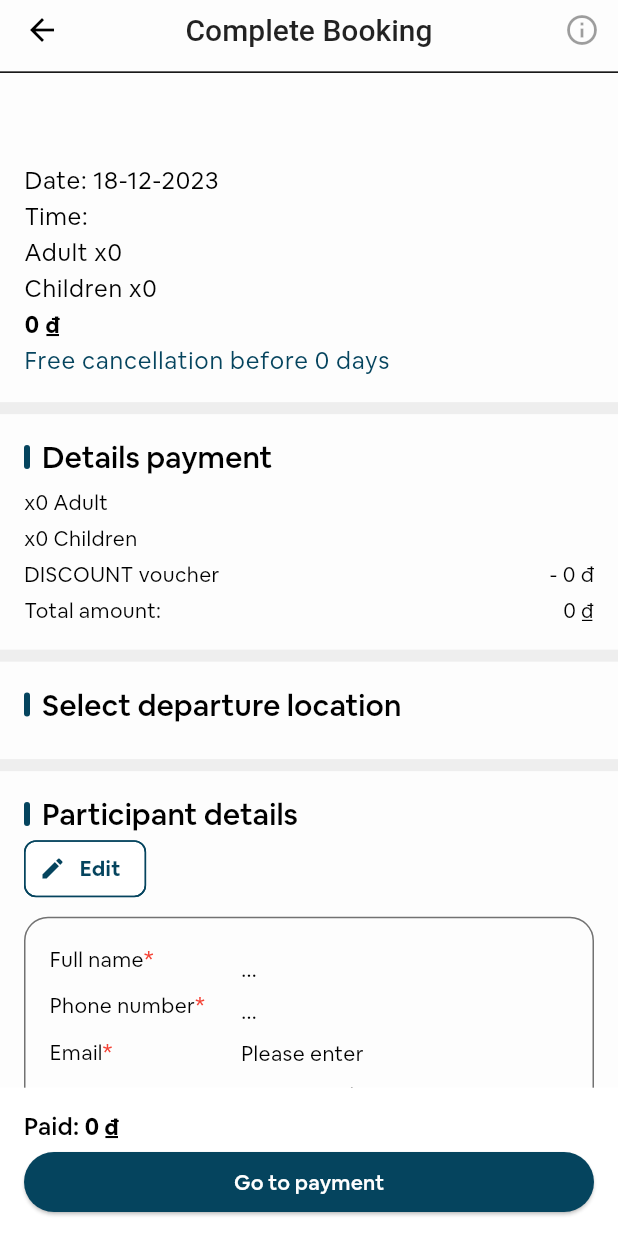
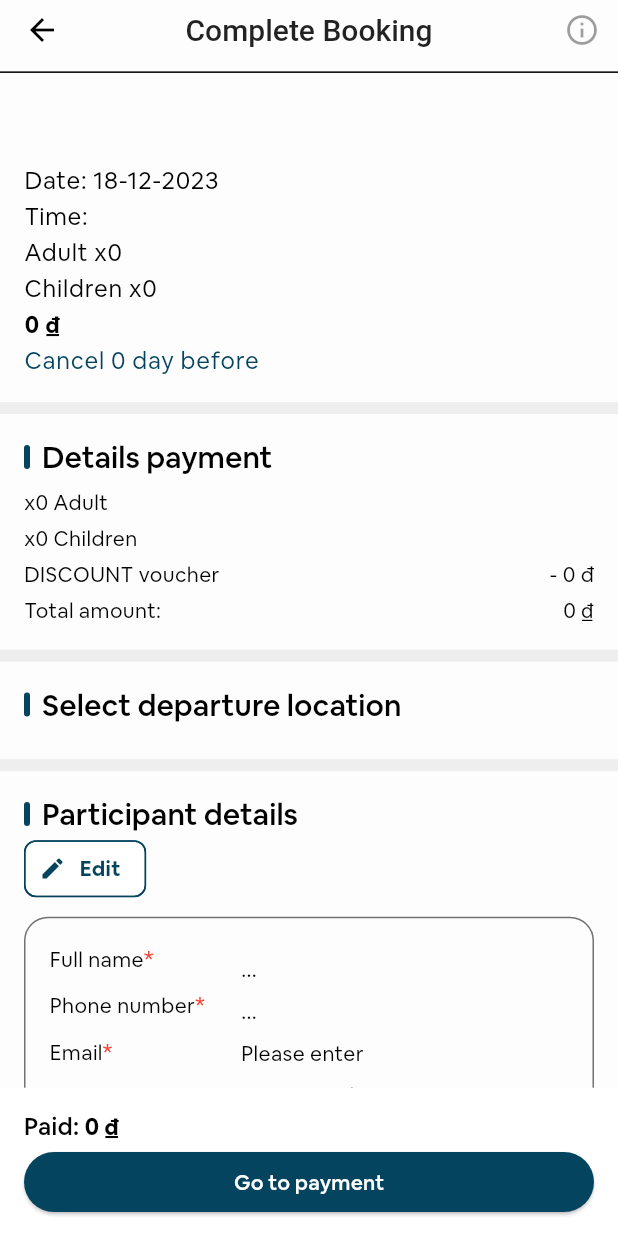
Before and after one commit to taivt21/zest_trip, a Flutter app: the CompleteBookingScreen screen opened directly with empty values, on a phone screen of 412 x 824 dp. Run offline on Flutter 3.47's test engine with Material 2 defaults, Android fonts, the light colour scheme and no system bars; our stand-ins replace bloc, cached_network_image, dio, equatable, firebase_auth, firebase_core and 15 more; missing offline and left inert: jwt_decode, snowfall; accounts and stored records are empty; network calls fail; project files that could hold a hidden picture were left out.

Commit message:
fix chu ui

```diff
--- a/lib/features/payment/presentation/screens/complete_booking_screen.dart
+++ b/lib/features/payment/presentation/screens/complete_booking_screen.dart
@@ -153,7 +153,9 @@ class _CompleteBookingScreenState extends State<CompleteBookingScreen> {
                                 .bodyLarge
                                 ?.copyWith(fontWeight: FontWeight.bold)),
                         Text(
-                            "Free cancellation before ${widget.refundBefore} days",
+                            widget.refundBefore > 1
+                                ? "Cancel ${widget.refundBefore} days before"
+                                : "Cancel ${widget.refundBefore} day before",
                             style: Theme.of(context)
                                 .textTheme
                                 .bodyLarge!
--- a/lib/features/payment/presentation/widgets/bottomsheet_booking.dart
+++ b/lib/features/payment/presentation/widgets/bottomsheet_booking.dart
@@ -323,6 +323,8 @@ class BookingBottomSheetState extends State<BookingBottomSheet> {
                                       _totalPriceAdult = calculateTotalPrice(
                                               adultTicket, _adult) *
                                           _adult;
+                                      _totalPrice = _totalPriceAdult +
+                                          _totalPriceChildren;
                                     });
                                   } else {
                                     Fluttertoast.showToast(
@@ -341,6 +343,8 @@ class BookingBottomSheetState extends State<BookingBottomSheet> {
                                       _totalPriceAdult = calculateTotalPrice(
                                               adultTicket, _adult) *
                                           _adult;
+                                      _totalPrice = _totalPriceAdult +
+                                          _totalPriceChildren;
                                     });
                                   } else {
                                     Fluttertoast.showToast(
@@ -372,6 +376,8 @@ class BookingBottomSheetState extends State<BookingBottomSheet> {
                                       _totalPriceChildren = calculateTotalPrice(
                                               childrenTicket!, _children) *
                                           _children;
+                                      _totalPrice = _totalPriceAdult +
+                                          _totalPriceChildren;
                                     } else {
                                       Fluttertoast.showToast(
                                         msg:
@@ -395,6 +401,8 @@ class BookingBottomSheetState extends State<BookingBottomSheet> {
                                                       childrenTicket!,
                                                       _children) *
                                                   _children;
+                                      _totalPrice = _totalPriceAdult +
+                                          _totalPriceChildren;
                                     } else {
                                       Fluttertoast.showToast(
                                         msg:
@@ -864,7 +872,9 @@ class BookingBottomSheetState extends State<BookingBottomSheet> {
       children: [
         Chip(
           label: Text(
-            "Cancel before ${widget.tour.refundBefore} days",
+            widget.tour.refundBefore! > 1
+                ? "Cancel ${widget.tour.refundBefore} days before"
+                : "Cancel ${widget.tour.refundBefore} day before",
             style: Theme.of(context).textTheme.bodySmall!.copyWith(
                 color: primaryColor, fontSize: 12, fontWeight: FontWeight.bold),
           ),
```
